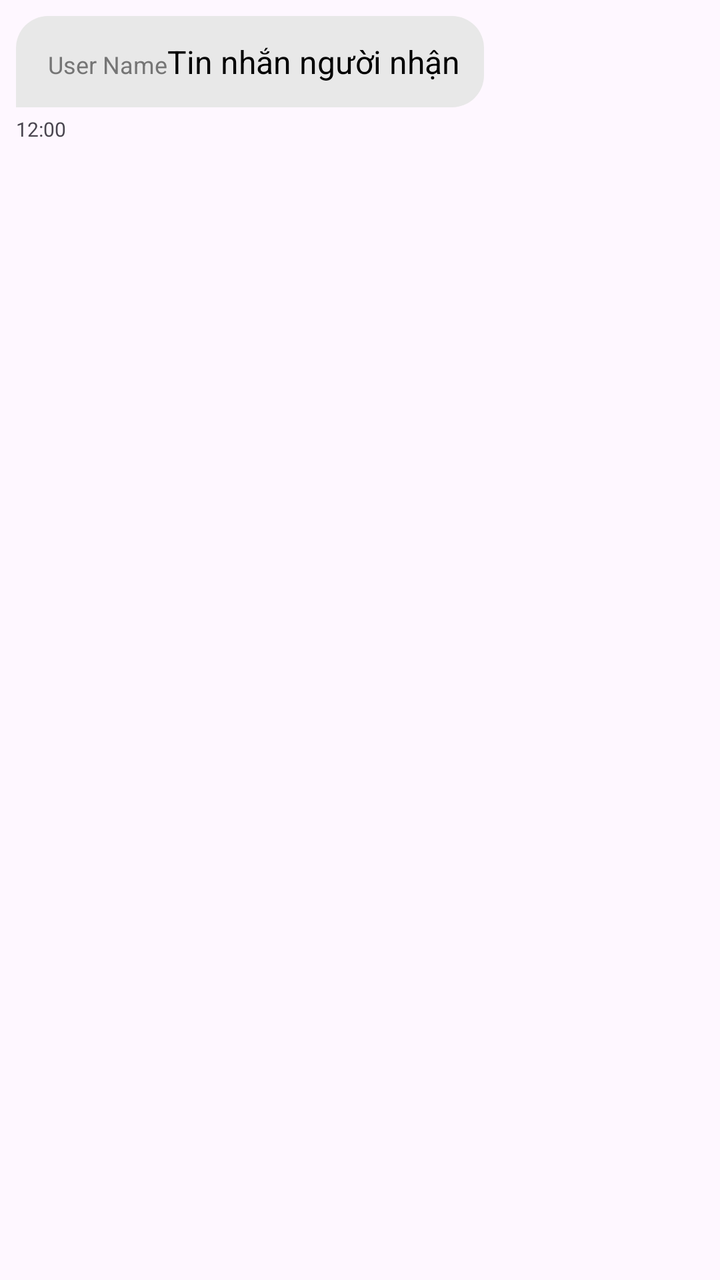
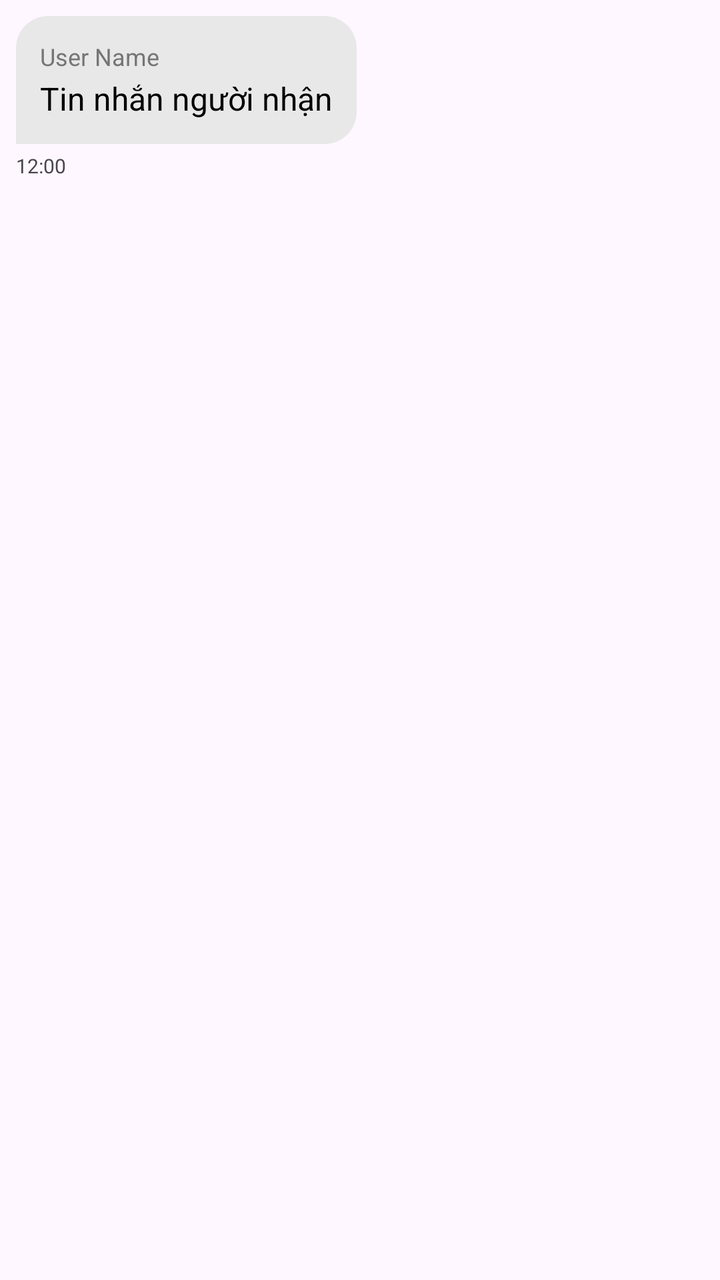

Screens rendered from an Android XML layout before and after an edit, with the pre-edit source and the edit as a unified diff.
<!-- AndroidManifest.xml: application theme Theme.SE114_CallingSystem -->
<!-- res/layout/activity_item_chat_bubble_receive.xml -->
<?xml version="1.0" encoding="utf-8"?>
<LinearLayout xmlns:android="http://schemas.android.com/apk/res/android"
    android:layout_width="match_parent"
    android:layout_height="wrap_content"
    android:orientation="vertical"
    android:padding="8dp">

    <LinearLayout
        android:layout_width="wrap_content"
        android:layout_height="wrap_content"
        android:layout_gravity="start"
        android:background="@drawable/bg_chat_left"
        android:padding="12dp"
        android:maxWidth="280dp">

        <TextView
            android:id="@+id/textSenderName"
            android:layout_width="wrap_content"
            android:layout_height="wrap_content"
            android:textSize="12sp"
            android:textColor="#757575"
            android:layout_marginStart="4dp"
            android:layout_marginBottom="2dp"
            android:text="User Name" />
        <TextView
            android:id="@+id/textMessage"
            android:layout_width="wrap_content"
            android:layout_height="wrap_content"
            android:text="Tin nhắn người nhận"
            android:textColor="#000000"
            android:textSize="16sp" />
    </LinearLayout>

    <TextView
        android:id="@+id/textTime"
        android:layout_width="wrap_content"
        android:layout_height="wrap_content"
        android:layout_gravity="start"
        android:paddingTop="4dp"
        android:text="12:00"
        android:textSize="10sp" />
</LinearLayout>
<!-- resources referenced by this layout -->
<resources>
  <!-- drawable bg_chat_left (drawable) -->
  <?xml version="1.0" encoding="utf-8"?>
  <shape xmlns:android="http://schemas.android.com/apk/res/android">
      <solid android:color="#E8E8E8" /> <corners
      android:topLeftRadius="16dp"
      android:topRightRadius="16dp"
      android:bottomRightRadius="16dp"
      android:bottomLeftRadius="0dp" /> </shape>
  <style name="Theme.SE114_CallingSystem" parent="Base.Theme.SE114_CallingSystem" />
  <style name="Base.Theme.SE114_CallingSystem" parent="Theme.Material3.DayNight.NoActionBar">
          
          
      </style>
</resources>

<!-- the commit's change to res/layout/activity_item_chat_bubble_receive.xml (unified diff, before → after) -->
@@ -3,9 +3,11 @@
     android:layout_width="match_parent"
     android:layout_height="wrap_content"
     android:orientation="vertical"
+    android:id="@+id/main"
     android:padding="8dp">
 
     <LinearLayout
+        android:orientation="vertical"
         android:layout_width="wrap_content"
         android:layout_height="wrap_content"
         android:layout_gravity="start"
@@ -15,13 +17,13 @@
 
         <TextView
             android:id="@+id/textSenderName"
-            android:layout_width="wrap_content"
+            android:layout_width="match_parent"
             android:layout_height="wrap_content"
-            android:textSize="12sp"
+            android:layout_marginBottom="2dp"
+            android:text="User Name"
             android:textColor="#757575"
-            android:layout_marginStart="4dp"
-            android:layout_marginBottom="2dp"
-            android:text="User Name" />
+            android:textSize="12sp" />
+
         <TextView
             android:id="@+id/textMessage"
             android:layout_width="wrap_content"
